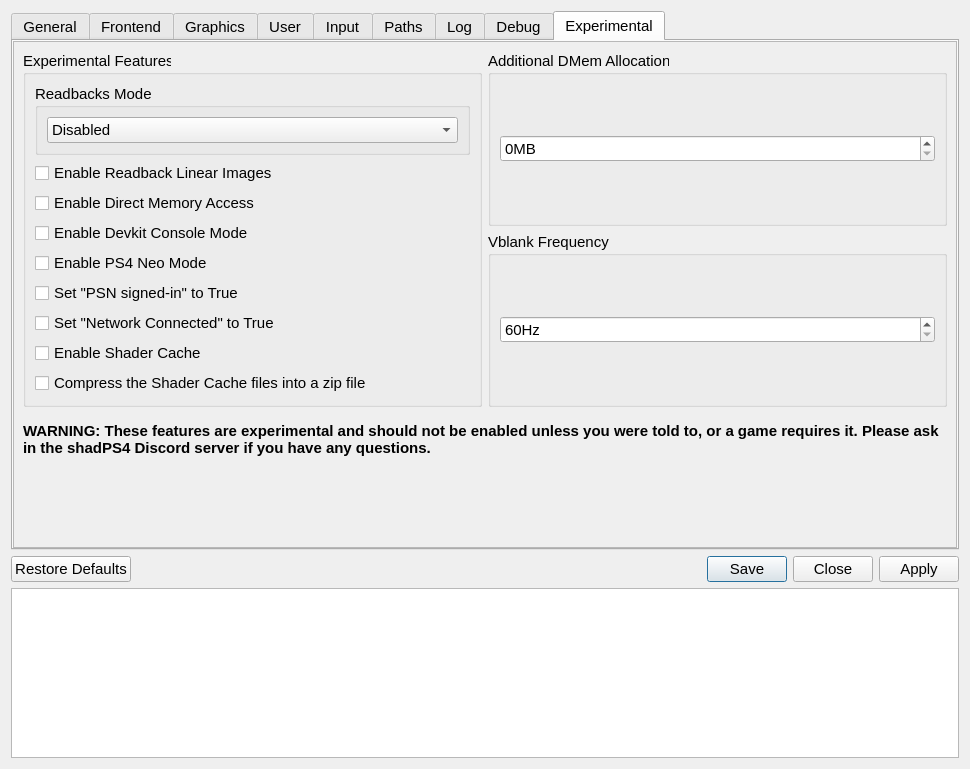
Qt form src/qt_gui/settings_dialog.ui (shadps4-emu/shadps4-qtlauncher) before a commit.
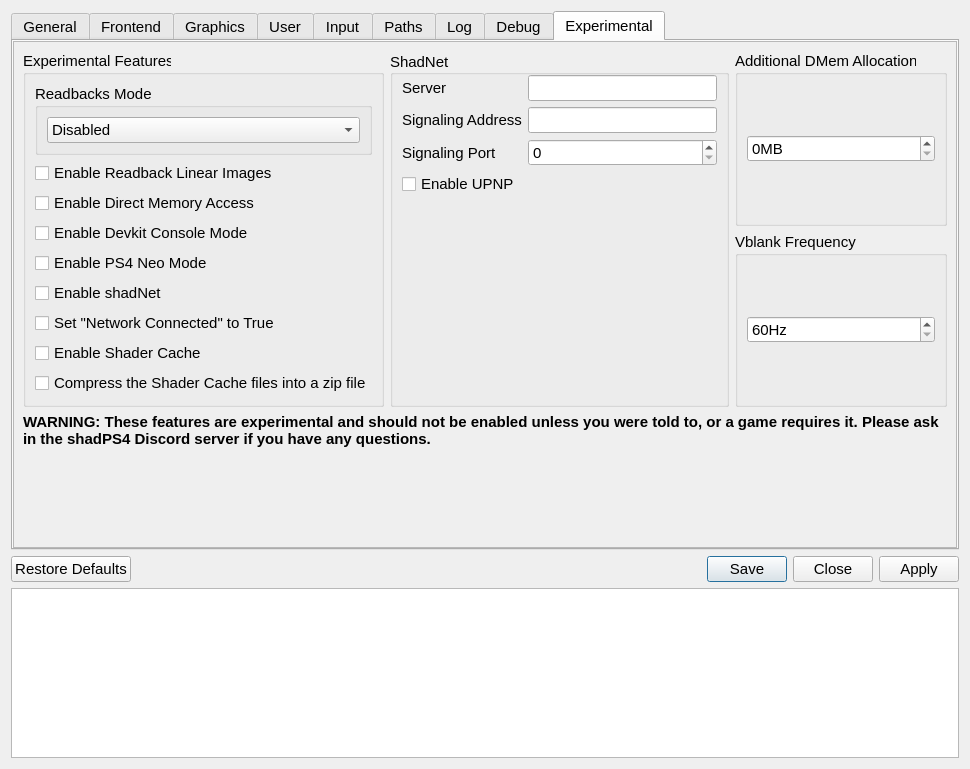
The same form after that commit. The open tabs and pages were chosen to show the change. Icons and pictures are not drawn.

Commit message: shadNet QTLauncher

The edit to the form file:
```diff
--- a/src/qt_gui/settings_dialog.ui
+++ b/src/qt_gui/settings_dialog.ui
@@ -2377,7 +2377,7 @@
          <x>0</x>
          <y>0</y>
          <width>946</width>
-         <height>500</height>
+         <height>491</height>
         </rect>
        </property>
        <property name="sizePolicy">
@@ -2477,7 +2477,7 @@
                <item>
                 <widget class="QCheckBox" name="psnSignInCheckBox">
                  <property name="text">
-                  <string>Set &quot;PSN signed-in&quot; to True</string>
+                  <string>Enable shadNet</string>
                  </property>
                 </widget>
                </item>
@@ -2505,6 +2505,117 @@
               </layout>
              </widget>
             </item>
+            <item>
+             <widget class="QGroupBox" name="shadnetGroupBox">
+              <property name="sizePolicy">
+               <sizepolicy hsizetype="Preferred" vsizetype="Minimum">
+                <horstretch>0</horstretch>
+                <verstretch>0</verstretch>
+               </sizepolicy>
+              </property>
+              <property name="title">
+               <string>ShadNet</string>
+              </property>
+              <property name="alignment">
+               <set>Qt::AlignmentFlag::AlignLeading|Qt::AlignmentFlag::AlignLeft|Qt::AlignmentFlag::AlignVCenter</set>
+              </property>
+              <layout class="QFormLayout" name="formLayout">
+               <property name="sizeConstraint">
+                <enum>QLayout::SizeConstraint::SetDefaultConstraint</enum>
+               </property>
+               <property name="fieldGrowthPolicy">
+                <enum>QFormLayout::FieldGrowthPolicy::AllNonFixedFieldsGrow</enum>
+               </property>
+               <property name="labelAlignment">
+                <set>Qt::AlignmentFlag::AlignLeading|Qt::AlignmentFlag::AlignLeft|Qt::AlignmentFlag::AlignTop</set>
+               </property>
+               <property name="horizontalSpacing">
+                <number>6</number>
+               </property>
+               <property name="verticalSpacing">
+                <number>6</number>
+               </property>
+               <property name="leftMargin">
+                <number>9</number>
+               </property>
+               <property name="topMargin">
+                <number>0</number>
+               </property>
+               <property name="bottomMargin">
+                <number>200</number>
+               </property>
+               <item row="1" column="0">
+                <widget class="QLabel" name="serverLabel">
+                 <property name="sizePolicy">
+                  <sizepolicy hsizetype="Preferred" vsizetype="Minimum">
+                   <horstretch>0</horstretch>
+                   <verstretch>0</verstretch>
+                  </sizepolicy>
+                 </property>
+                 <property name="minimumSize">
+                  <size>
+                   <width>0</width>
+                   <height>0</height>
+                  </size>
+                 </property>
+                 <property name="text">
+                  <string>Server</string>
+                 </property>
+                 <property name="alignment">
+                  <set>Qt::AlignmentFlag::AlignLeading|Qt::AlignmentFlag::AlignLeft|Qt::AlignmentFlag::AlignVCenter</set>
+                 </property>
+                </widget>
+               </item>
+               <item row="4" column="0">
+                <widget class="QLabel" name="signalingPortLabel">
+                 <property name="text">
+                  <string>Signaling Port</string>
+                 </property>
+                </widget>
+               </item>
+               <item row="3" column="0">
+                <widget class="QLabel" name="signalingAddLabel">
+                 <property name="text">
+                  <string>Signaling Address</string>
+                 </property>
+                </widget>
+               </item>
+               <item row="3" column="1">
+                <widget class="QLineEdit" name="signalingAddLineEdit"/>
+               </item>
+               <item row="5" column="0">
+                <widget class="QCheckBox" name="upnpCheckBox">
+                 <property name="text">
+                  <string>Enable UPNP</string>
+                 </property>
+                </widget>
+               </item>
+               <item row="4" column="1">
+                <widget class="QSpinBox" name="signalingPortSpinBox">
+                 <property name="maximum">
+                  <number>65535</number>
+                 </property>
+                </widget>
+               </item>
+               <item row="1" column="1">
+                <widget class="QLineEdit" name="serverLineEdit">
+                 <property name="sizePolicy">
+                  <sizepolicy hsizetype="Expanding" vsizetype="Fixed">
+                   <horstretch>0</horstretch>
+                   <verstretch>0</verstretch>
+                  </sizepolicy>
+                 </property>
+                 <property name="text">
+                  <string/>
+                 </property>
+                 <property name="alignment">
+                  <set>Qt::AlignmentFlag::AlignLeading|Qt::AlignmentFlag::AlignLeft|Qt::AlignmentFlag::AlignVCenter</set>
+                 </property>
+                </widget>
+               </item>
+              </layout>
+             </widget>
+            </item>
             <item>
              <layout class="QVBoxLayout" name="verticalLayout_10">
               <item>
```
Left out of the diff: 22 changed lines with no effect on the pictures. The commit also changes 4 other files.
